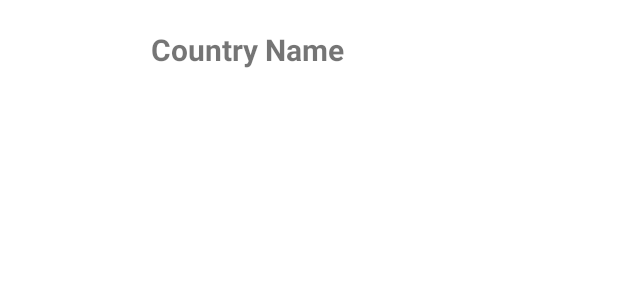
After one commit to christodot/Covid-19Tsipakia, an Android app: the layout list_custom_item.xml on its own in the app's theme, with its tools: preview values and no code run, on a phone screen of 412 x 824 dp. The commit adds this screen. Shown: the top 300 px of the screen. Run offline under Robolectric (Android 15) with nearby library versions, the phone set to English and light mode, and no system bars; network calls fail.

Commit message:
Global Stats of Corona Virus

```diff
--- a/app/build.gradle
+++ b/app/build.gradle
@@ -43,5 +43,7 @@ dependencies {
     implementation 'com.nineoldandroids:library:2.4.0'
     implementation 'com.android.volley:volley:1.1.1'
     implementation 'com.leo.simplearcloader:simplearcloader:1.0.+'
+    implementation 'com.github.bumptech.glide:glide:4.11.0'
+    annotationProcessor 'com.github.bumptech.glide:compiler:4.11.0'
 
 }
--- a/app/src/main/AndroidManifest.xml
+++ b/app/src/main/AndroidManifest.xml
@@ -2,8 +2,8 @@
 <manifest xmlns:android="http://schemas.android.com/apk/res/android"
     package="com.example.covid19_tracker">
 
+    <uses-permission android:name="android.permission.INTERNET" />
 
-    <uses-permission android:name="android.permission.INTERNET"/>
     <application
         android:allowBackup="true"
         android:icon="@mipmap/ic_launcher"
@@ -11,6 +11,8 @@
         android:roundIcon="@mipmap/ic_launcher_round"
         android:supportsRtl="true"
         android:theme="@style/Theme.Covid19_Tracker">
+        <activity android:name=".DetailActivity"></activity>
+        <activity android:name=".AffectedCountries" />
         <activity android:name=".MainActivity">
             <intent-filter>
                 <action android:name="android.intent.action.MAIN" />
--- a/app/src/main/java/com/example/covid19_tracker/MainActivity.java
+++ b/app/src/main/java/com/example/covid19_tracker/MainActivity.java
@@ -2,6 +2,7 @@ package com.example.covid19_tracker;
 
 import androidx.appcompat.app.AppCompatActivity;
 
+import android.content.Intent;
 import android.graphics.Color;
 import android.os.Bundle;
 import android.view.View;
@@ -116,6 +117,6 @@ public class MainActivity extends AppCompatActivity {
 
     public void goTrackCountries(View view)
     {
-
+        startActivity(new Intent(getApplicationContext(),AffectedCountries.class));
     }
 }
--- /dev/null
+++ b/app/src/main/res/layout/list_custom_item.xml
@@ -0,0 +1,27 @@
+<?xml version="1.0" encoding="utf-8"?>
+<LinearLayout
+    xmlns:android="http://schemas.android.com/apk/res/android"
+    android:layout_width="match_parent"
+    android:layout_height="wrap_content"
+    android:orientation="horizontal"
+    android:layout_margin="5dp"
+    >
+    <ImageView
+        android:layout_width="80dp"
+        android:layout_height="55dp"
+        android:id="@+id/imageFlag"
+        android:padding="5dp"
+        />
+
+    <TextView
+        android:layout_width="match_parent"
+        android:layout_height="wrap_content"
+        android:id="@+id/tvCountryName"
+        android:layout_gravity="center_vertical"
+        android:text="Country Name"
+        android:textSize="20sp"
+        android:textStyle="bold"
+        android:paddingLeft="15dp"
+        />
+
+</LinearLayout>
```
Also changed, not shown: app/src/main/java/com/example/covid19_tracker/CountryModel.java (added, +95 -0 lines), app/src/main/java/com/example/covid19_tracker/MyCustomAdapter.java (added, +103 -0 lines), app/src/main/res/drawable/edittext_shadow.xml (added, +18 -0 lines), app/src/main/res/drawable/ic_baseline_search_24.xml (added, +10 -0 lines).
